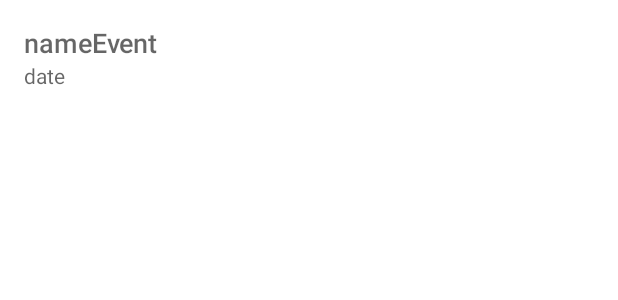
After one commit to baham4s/PartyMaker, an Android app: the layout item_list.xml on its own in the app's theme, with its tools: preview values and no code run, on a phone screen of 412 x 824 dp. The commit adds this screen. Shown: the top 300 px of the screen. Run offline under Robolectric (Android 15) with nearby library versions, the phone set to English and light mode, and no system bars.

Commit message:
eventList OK, connection avec BDD pour les classe ou c'est nécessaire

```diff
--- a/app/src/main/AndroidManifest.xml
+++ b/app/src/main/AndroidManifest.xml
@@ -9,6 +9,9 @@
         android:roundIcon="@mipmap/mon_icone"
         android:supportsRtl="true"
         android:theme="@style/Theme.PartyMaker">
+        <activity
+            android:name=".EventList"
+            android:exported="false" />
         <activity
             android:name=".Home"
             android:exported="false" />
--- a/app/src/main/java/com/example/partymaker/Depense.java
+++ /dev/null
@@ -1,4 +0,0 @@
-package com.example.partymaker;
-
-public class Depense {
-}
--- a/app/src/main/java/com/example/partymaker/Home.java
+++ b/app/src/main/java/com/example/partymaker/Home.java
@@ -19,7 +19,7 @@ public class Home extends AppCompatActivity {
     }
 
     public void onBtnConsultClick(View view) {
-        Intent intent = new Intent (this, EventHome.class);
+        Intent intent = new Intent (this, EventList.class);
         startActivity(intent);
     }
 
--- a/app/src/main/java/com/example/partymaker/User.java
+++ /dev/null
@@ -1,4 +0,0 @@
-package com.example.partymaker;
-
-public class User {
-}
--- a/app/src/main/res/layout/activity_event_home.xml
+++ b/app/src/main/res/layout/activity_event_home.xml
@@ -20,6 +20,7 @@
             android:layout_marginStart="10dp"
             android:layout_marginTop="20dp"
             android:backgroundTint="#BECFD517"
+            android:onClick="onBtnList"
             android:contentDescription="@string/undo"
             android:src="?attr/actionModeCloseDrawable">
 
--- /dev/null
+++ b/app/src/main/res/layout/item_list.xml
@@ -0,0 +1,27 @@
+<?xml version="1.0" encoding="utf-8"?>
+<LinearLayout
+    xmlns:android="http://schemas.android.com/apk/res/android"
+    android:orientation="vertical"
+    android:layout_width="match_parent"
+    android:layout_height="match_parent"
+    android:padding="16dp">
+
+    <TextView
+        android:id="@+id/nameEventTitle"
+        android:layout_width="match_parent"
+        android:layout_height="wrap_content"
+        android:fontFamily="sans-serif-medium"
+        android:textAppearance="?android:textAppearanceMedium"
+        android:textColor="@color/black"
+        android:hint="nameEvent"/>
+
+    <TextView
+        android:id="@+id/dateEventTitle"
+        android:layout_width="match_parent"
+        android:layout_height="wrap_content"
+        android:fontFamily="sans-serif"
+        android:textAppearance="?android:textAppearance"
+        android:textColor="@color/black"
+        android:hint="date"/>
+
+</LinearLayout>
```
Also changed, not shown: app/src/main/java/com/example/partymaker/AdapterList.java (added, +45 -0 lines), app/src/main/java/com/example/partymaker/CreateEventTime.java (+23 -3 lines), app/src/main/java/com/example/partymaker/DataList.java (added, +32 -0 lines), app/src/main/java/com/example/partymaker/Event.java (deleted, +0 -17 lines), app/src/main/java/com/example/partymaker/EventHome.java (+46 -30 lines), app/src/main/java/com/example/partymaker/EventList.java (added, +83 -0 lines), app/src/main/java/com/example/partymaker/EventSettings.java (+11 -2 lines), app/src/main/res/layout/activity_event_list.xml (renamed from app/src/main/res/layout/activity_list_event.xml, +6 -5 lines), 1 other file.
